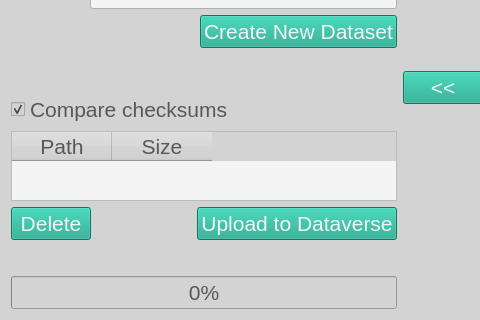
Before: the Qt Designer form ibridgescontrib/ibridgesdvn/ui_files/tabDataverse.ui in iBridges-for-iRODS/ibridges-plugin-dataverse, drawn with Qt 5; both pictures show x 0 to 480 and y 144 to 464 of the 886 by 464 pixel window.
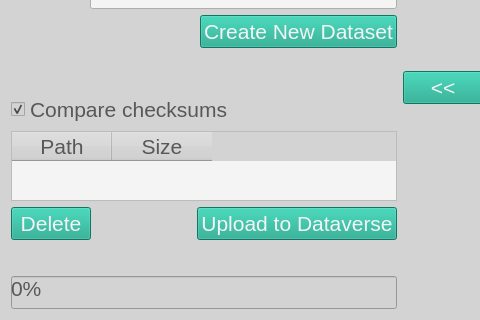
After: the same form once the commit is applied.

Diff of the .ui file:
```diff
--- a/ibridgescontrib/ibridgesdvn/ui_files/tabDataverse.ui
+++ b/ibridgescontrib/ibridgesdvn/ui_files/tabDataverse.ui
@@ -23,6 +23,12 @@
     font: 16pt
 }
 
+QProgressBar::chunk
+{
+  background-color: rgb(21, 165, 137);
+  width: 5px;
+}
+
 QLabel#error_label
 {
     color: rgb(220, 130, 30);
```
